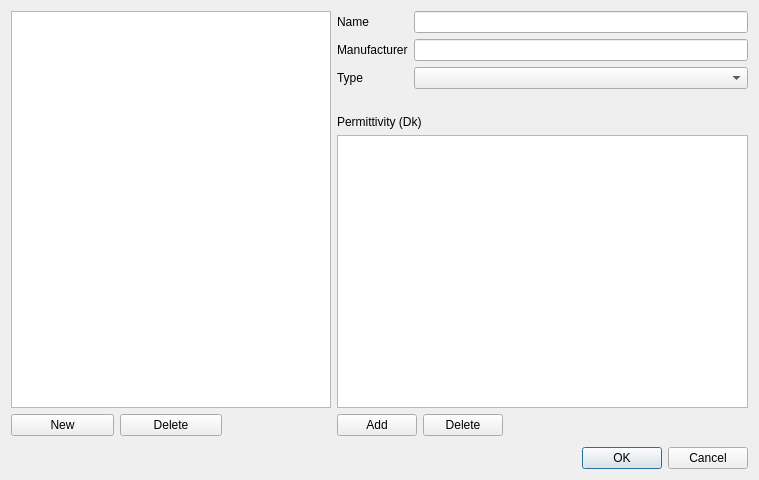
Qt form src/uimaterials.ui (waj334/openstackup) before a commit.
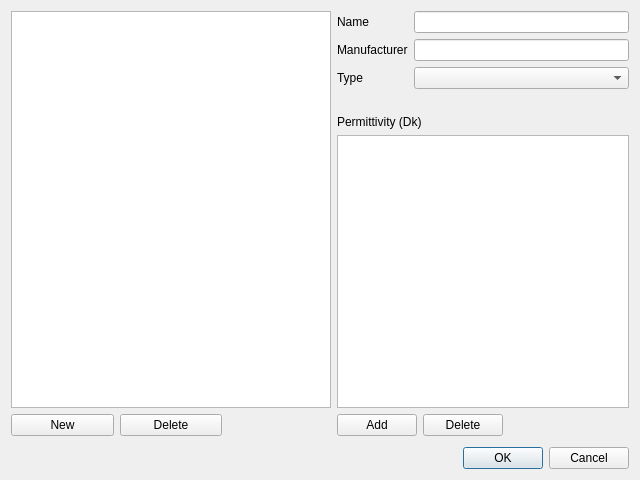
The same form after that commit.

Patch:
```diff
--- a/src/uimaterials.ui
+++ b/src/uimaterials.ui
@@ -6,7 +6,7 @@
    <rect>
     <x>0</x>
     <y>0</y>
-    <width>759</width>
+    <width>640</width>
     <height>480</height>
    </rect>
   </property>
```
